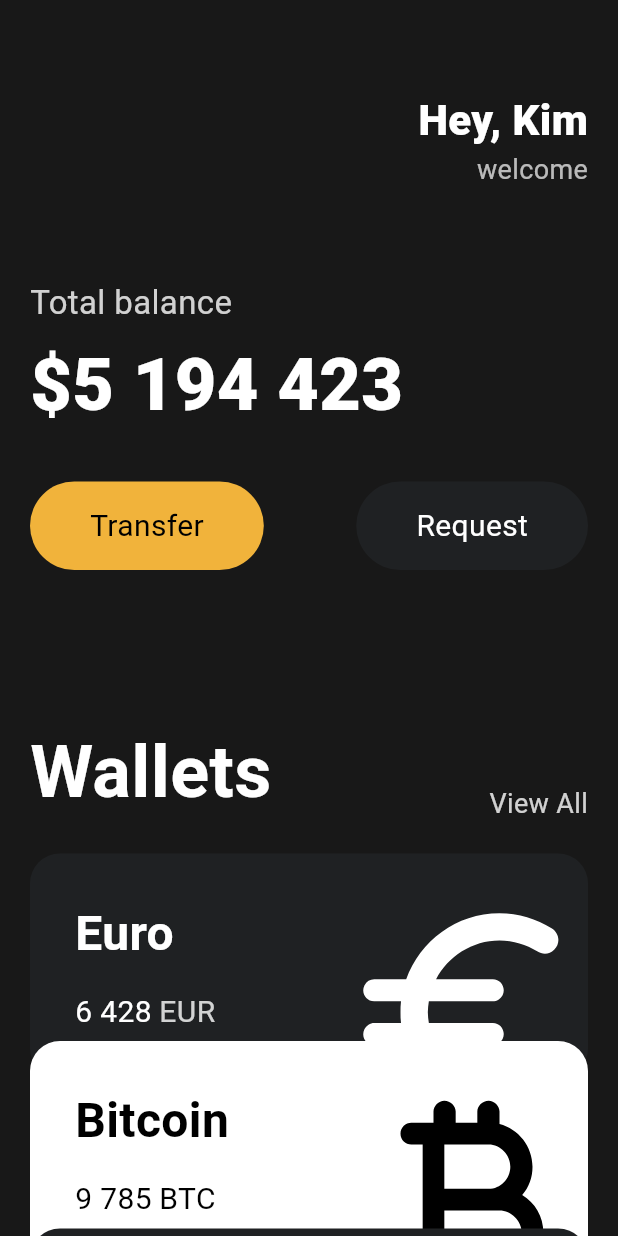
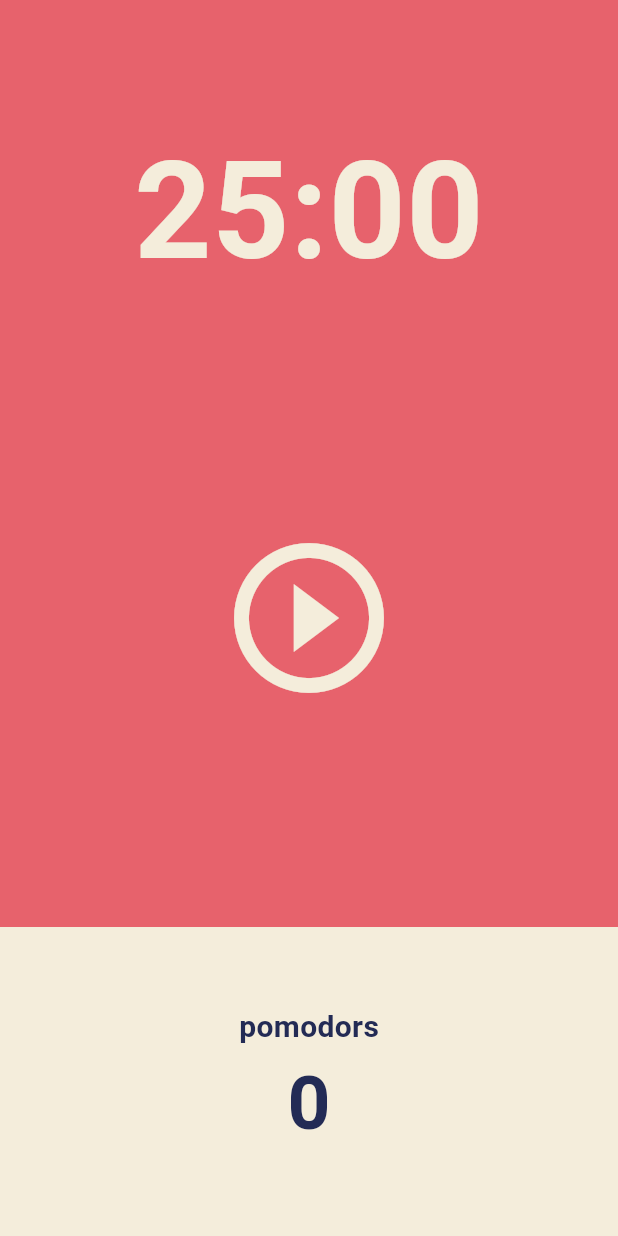
Before and after one commit to sstaar91/Flutter, a Flutter app: the screen it shows after launch, on a phone screen of 412 x 824 dp. Run offline on Flutter 3.47's test engine with Material 3 defaults, Android fonts, the phone set to English and light mode, and no system bars.

Commit message:
ADD : pomodors ui

```diff
--- a/lib/main.dart
+++ b/lib/main.dart
@@ -1,6 +1,7 @@
 import 'package:flutter/material.dart';
-import 'package:toonflix/widgets/button.dart';
-import 'package:toonflix/widgets/card.dart';
+import 'package:toonflix/screens/home_screen.dart';
+// import 'package:toonflix/widgets/button.dart';
+// import 'package:toonflix/widgets/card.dart';
 
 void main() {
   runApp(const App());
@@ -12,139 +13,161 @@
   @override
   Widget build(BuildContext context) {
     return MaterialApp(
-      home: Scaffold(
-        backgroundColor: const Color(0xFF181818),
-        body: SingleChildScrollView(
-          child: Padding(
-            padding: const EdgeInsets.symmetric(
-              horizontal: 20,
-            ),
-            child: Column(
-              crossAxisAlignment: CrossAxisAlignment.start,
-              children: [
-                const SizedBox(
-                  height: 60,
-                ),
-                Row(
-                  mainAxisAlignment: MainAxisAlignment.end,
-                  children: [
-                    Column(
-                      crossAxisAlignment: CrossAxisAlignment.end,
-                      children: [
-                        const Text(
-                          "Hey, Kim",
-                          style: TextStyle(
-                            color: Colors.white,
-                            fontSize: 28,
-                            fontWeight: FontWeight.w800,
-                          ),
-                        ),
-                        Text(
-                          "welcome",
-                          style: TextStyle(
-                            color: Colors.white.withOpacity(0.7),
-                            fontSize: 18,
-                          ),
-                        )
-                      ],
-                    )
-                  ],
-                ),
-                const SizedBox(
-                  height: 60,
-                ),
-                Text(
-                  "Total balance",
-                  style: TextStyle(
-                    fontSize: 22,
-                    color: Colors.white.withOpacity(0.8),
-                  ),
-                ),
-                const SizedBox(
-                  height: 5,
-                ),
-                const Text(
-                  "\$5 194 423",
-                  style: TextStyle(
-                    fontSize: 48,
-                    fontWeight: FontWeight.w900,
-                    color: Colors.white,
-                  ),
-                ),
-                const SizedBox(
-                  height: 30,
-                ),
-                const Row(
-                  mainAxisAlignment: MainAxisAlignment.spaceBetween,
-                  children: [
-                    Button(
-                      text: 'Transfer',
-                      bgColor: Color(0xFFF1B33B),
-                      textColor: Colors.black,
-                    ),
-                    Button(
-                      text: 'Request',
-                      bgColor: Color(0xFF1F2123),
-                      textColor: Colors.white,
-                    ),
-                  ],
-                ),
-                const SizedBox(
-                  height: 100,
-                ),
-                Row(
-                  mainAxisAlignment: MainAxisAlignment.spaceBetween,
-                  crossAxisAlignment: CrossAxisAlignment.end,
-                  children: [
-                    const Text(
-                      "Wallets",
-                      style: TextStyle(
-                        color: Colors.white,
-                        fontSize: 48,
-                        fontWeight: FontWeight.w600,
-                      ),
-                    ),
-                    Text(
-                      "View All",
-                      style: TextStyle(
-                        color: Colors.white.withOpacity(0.8),
-                        fontSize: 18,
-                      ),
-                    ),
-                  ],
-                ),
-                const SizedBox(
-                  height: 20,
-                ),
-                const CurrencyCard(
-                  name: "Euro",
-                  code: "EUR",
-                  amount: "6 428",
-                  icon: Icons.euro_rounded,
-                  isInverted: false,
-                  offset: 0,
-                ),
-                const CurrencyCard(
-                  name: "Bitcoin",
-                  code: "BTC",
-                  amount: "9 785",
-                  icon: Icons.currency_bitcoin_rounded,
-                  isInverted: true,
-                  offset: -25,
-                ),
-                const CurrencyCard(
-                  name: "Dollar",
-                  code: "USD",
-                  amount: "10 785",
-                  icon: Icons.attach_money_rounded,
-                  isInverted: false,
-                  offset: -50,
-                ),
-              ],
+        theme: ThemeData(
+          colorScheme: ColorScheme.fromSwatch(
+            backgroundColor: const Color(0xFFE7626C),
+          ),
+          textTheme: const TextTheme(
+            displayLarge: TextStyle(
+              color: Color(0xFF232B55),
             ),
           ),
+          cardColor: const Color(0xFFF4EDDB),
         ),
-      ),
-    );
+        home: const HomeScreen());
   }
 }
+
+// My Wallet
+// class App extends StatelessWidget {
+//   const App({super.key});
+
+//   @override
+//   Widget build(BuildContext context) {
+//     return MaterialApp(
+//       home: Scaffold(
+//         backgroundColor: const Color(0xFF181818),
+//         body: SingleChildScrollView(
+//           child: Padding(
+//             padding: const EdgeInsets.symmetric(
+//               horizontal: 20,
+//             ),
+//             child: Column(
+//               crossAxisAlignment: CrossAxisAlignment.start,
+//               children: [
+//                 const SizedBox(
+//                   height: 60,
+//                 ),
+//                 Row(
+//                   mainAxisAlignment: MainAxisAlignment.end,
+//                   children: [
+//                     Column(
+//                       crossAxisAlignment: CrossAxisAlignment.end,
+//                       children: [
+//                         const Text(
+//                           "Hey, Kim",
+//                           style: TextStyle(
+//                             color: Colors.white,
+//                             fontSize: 28,
+//                             fontWeight: FontWeight.w800,
+//                           ),
+//                         ),
+//                         Text(
+//                           "welcome",
+//                           style: TextStyle(
+//                             color: Colors.white.withOpacity(0.7),
+//                             fontSize: 18,
+//                           ),
+//                         )
+//                       ],
+//                     )
+//                   ],
+//                 ),
+//                 const SizedBox(
+//                   height: 60,
+//                 ),
+//                 Text(
+//                   "Total balance",
+//                   style: TextStyle(
+//                     fontSize: 22,
+//                     color: Colors.white.withOpacity(0.8),
+//                   ),
+//                 ),
+//                 const SizedBox(
+//                   height: 5,
+//                 ),
+//                 const Text(
+//                   "\$5 194 423",
+//                   style: TextStyle(
+//                     fontSize: 48,
+//                     fontWeight: FontWeight.w900,
+//                     color: Colors.white,
+//                   ),
+//                 ),
+//                 const SizedBox(
+//                   height: 30,
+//                 ),
+//                 const Row(
+//                   mainAxisAlignment: MainAxisAlignment.spaceBetween,
+//                   children: [
+//                     Button(
+//                       text: 'Transfer',
+//                       bgColor: Color(0xFFF1B33B),
+//                       textColor: Colors.black,
+//                     ),
+//                     Button(
+//                       text: 'Request',
+//                       bgColor: Color(0xFF1F2123),
+//                       textColor: Colors.white,
+//                     ),
+//                   ],
+//                 ),
+//                 const SizedBox(
+//                   height: 100,
+//                 ),
+//                 Row(
+//                   mainAxisAlignment: MainAxisAlignment.spaceBetween,
+//                   crossAxisAlignment: CrossAxisAlignment.end,
+//                   children: [
+//                     const Text(
+//                       "Wallets",
+//                       style: TextStyle(
+//                         color: Colors.white,
+//                         fontSize: 48,
+//                         fontWeight: FontWeight.w600,
+//                       ),
+//                     ),
+//                     Text(
+//                       "View All",
+//                       style: TextStyle(
+//                         color: Colors.white.withOpacity(0.8),
+//                         fontSize: 18,
+//                       ),
+//                     ),
+//                   ],
+//                 ),
+//                 const SizedBox(
+//                   height: 20,
+//                 ),
+//                 const CurrencyCard(
+//                   name: "Euro",
+//                   code: "EUR",
+//                   amount: "6 428",
+//                   icon: Icons.euro_rounded,
+//                   isInverted: false,
+//                   offset: 0,
+//                 ),
+//                 const CurrencyCard(
+//                   name: "Bitcoin",
+//                   code: "BTC",
+//                   amount: "9 785",
+//                   icon: Icons.currency_bitcoin_rounded,
+//                   isInverted: true,
+//                   offset: -25,
+//                 ),
+//                 const CurrencyCard(
+//                   name: "Dollar",
+//                   code: "USD",
+//                   amount: "10 785",
+//                   icon: Icons.attach_money_rounded,
+//                   isInverted: false,
+//                   offset: -50,
+//                 ),
+//               ],
+//             ),
+//           ),
+//         ),
+//       ),
+//     );
+//   }
+// }
--- /dev/null
+++ b/lib/screens/home_screen.dart
@@ -0,0 +1,85 @@
+import 'package:flutter/material.dart';
+
+class HomeScreen extends StatefulWidget {
+  const HomeScreen({super.key});
+
+  @override
+  State<HomeScreen> createState() => _HomeScreenState();
+}
+
+class _HomeScreenState extends State<HomeScreen> {
+  @override
+  Widget build(BuildContext context) {
+    return Scaffold(
+      backgroundColor: Theme.of(context).colorScheme.background,
+      body: Column(
+        children: [
+          Flexible(
+            flex: 1,
+            child: Container(
+              alignment: Alignment.bottomCenter,
+              child: Text(
+                "25:00",
+                style: TextStyle(
+                  color: Theme.of(context).cardColor,
+                  fontSize: 90,
+                  fontWeight: FontWeight.w600,
+                ),
+              ),
+            ),
+          ),
+          Flexible(
+            flex: 2,
+            child: Center(
+              child: IconButton(
+                iconSize: 120,
+                color: Theme.of(context).cardColor,
+                onPressed: () {},
+                icon: const Icon(
+                  Icons.play_circle_outline,
+                ),
+              ),
+            ),
+          ),
+          Flexible(
+            flex: 1,
+            child: Row(
+              children: [
+                Expanded(
+                  child: Container(
+                    decoration: BoxDecoration(
+                      color: Theme.of(context).cardColor,
+                    ),
+                    child: Column(
+                      mainAxisAlignment: MainAxisAlignment.center,
+                      children: [
+                        Text(
+                          "pomodors",
+                          style: TextStyle(
+                            fontSize: 20,
+                            fontWeight: FontWeight.w600,
+                            color:
+                                Theme.of(context).textTheme.displayLarge!.color,
+                          ),
+                        ),
+                        Text(
+                          '0',
+                          style: TextStyle(
+                            fontSize: 50,
+                            fontWeight: FontWeight.w600,
+                            color:
+                                Theme.of(context).textTheme.displayLarge!.color,
+                          ),
+                        ),
+                      ],
+                    ),
+                  ),
+                ),
+              ],
+            ),
+          ),
+        ],
+      ),
+    );
+  }
+}
```
